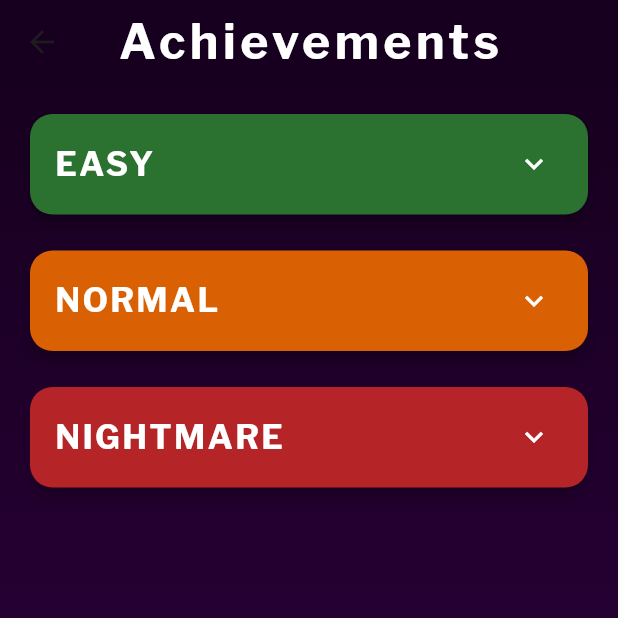
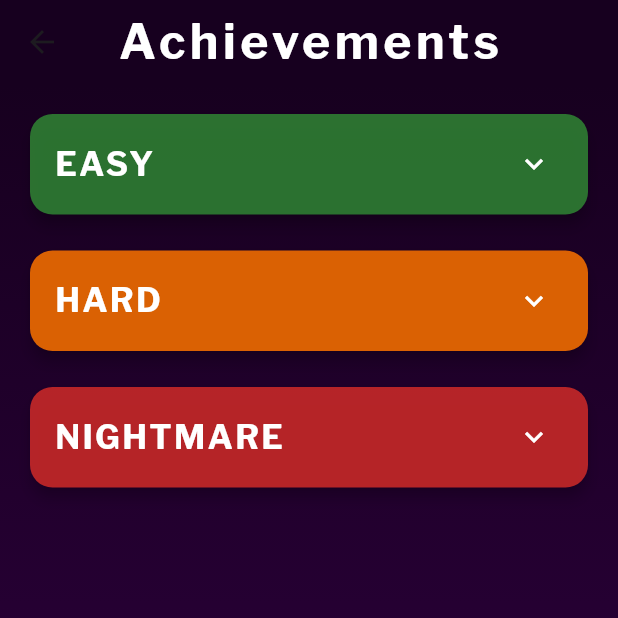
Before and after one commit to AnweyArc/Lexiconic, a Flutter app: the screen it shows after launch, after a tap on "Achievements", on a phone screen of 412 x 824 dp, the top half of it. Run offline on Flutter 3.47's test engine with Material 3 defaults, Android fonts, the phone set to English and light mode, and no system bars; our stand-ins replace just_audio, shared_preferences.

Commit message:
achievements function done

```diff
--- a/lib/achievements.dart
+++ b/lib/achievements.dart
@@ -1,5 +1,6 @@
 import 'package:flutter/material.dart';
 import 'package:shared_preferences/shared_preferences.dart';
+import 'data_info.dart';
 
 class AchievementsScreen extends StatefulWidget {
   @override
@@ -9,7 +10,7 @@ class AchievementsScreen extends StatefulWidget {
 class _AchievementsScreenState extends State<AchievementsScreen> {
   Map<String, List<Map<String, dynamic>>> achievements = {
     "Easy": [
-      {"title": "Nice Guessing!", "threshold": 1, "unlocked": false},
+      {"title": "Nice Guessing!", "threshold": 5, "unlocked": false},
       {
         "title": "Woah, you're pretty good at this!",
         "threshold": 50,
@@ -19,8 +20,8 @@ class _AchievementsScreenState extends State<AchievementsScreen> {
       {"title": "You're Getting There!", "threshold": 250, "unlocked": false},
       {"title": "???", "threshold": 500, "unlocked": false},
     ],
-    "Normal": [
-      {"title": "Nice Guessing!", "threshold": 15, "unlocked": false},
+    "Hard": [
+      {"title": "Nice Guessing!", "threshold": 5, "unlocked": false},
       {
         "title": "Woah, you're pretty good at this!",
         "threshold": 50,
@@ -31,7 +32,7 @@ class _AchievementsScreenState extends State<AchievementsScreen> {
       {"title": "???", "threshold": 500, "unlocked": false},
     ],
     "Nightmare": [
-      {"title": "Nice Guessing!", "threshold": 1, "unlocked": false},
+      {"title": "Nice Guessing!", "threshold": 5, "unlocked": false},
       {
         "title": "Woah, you're pretty good at this!",
         "threshold": 50,
@@ -47,7 +48,7 @@ class _AchievementsScreenState extends State<AchievementsScreen> {
     switch (difficulty) {
       case 'Easy':
         return Colors.green.shade800;
-      case 'Normal':
+      case 'Hard':
         return Colors.orange.shade800;
       case 'Nightmare':
         return Colors.red.shade800;
@@ -59,33 +60,49 @@ class _AchievementsScreenState extends State<AchievementsScreen> {
   @override
   void initState() {
     super.initState();
-    _loadAchievements();
+    _initializeAchievements();
   }
 
-  Future<void> _loadAchievements() async {
-    final prefs = await SharedPreferences.getInstance();
-    setState(() {
-      achievements.forEach((category, achievementList) {
-        int guessedWords = prefs.getInt('${category}_guessedWords') ?? 0;
-        for (var achievement in achievementList) {
-          achievement["unlocked"] =
-              prefs.getBool('${category}_${achievement["title"]}') ??
-              (guessedWords >= achievement["threshold"]);
-        }
-      });
-    });
+  Future<void> _initializeAchievements() async {
+    await loadGuessedWords(); // Ensure guessed words are loaded
+    await _loadAchievementStates();
   }
 
-  Future<void> _saveAchievements() async {
+  Future<void> _loadAchievementStates() async {
     final prefs = await SharedPreferences.getInstance();
-    achievements.forEach((category, achievementList) {
+
+    // Process each category sequentially
+    for (var category in achievements.keys.toList()) {
+      final achievementList = achievements[category]!;
+      final guessedWordsCount = _getGuessedCountForCategory(category);
+
       for (var achievement in achievementList) {
-        prefs.setBool(
-          '${category}_${achievement["title"]}',
-          achievement["unlocked"],
-        );
+        final key = 'achv_${category}_${achievement["title"]}';
+        final previouslyUnlocked = prefs.getBool(key) ?? false;
+        final thresholdReached = guessedWordsCount >= achievement["threshold"];
+
+        achievement["unlocked"] = previouslyUnlocked || thresholdReached;
+
+        if (!previouslyUnlocked && thresholdReached) {
+          await prefs.setBool(key, true);
         }
-    });
+      }
+    }
+
+    if (mounted) setState(() {});
+  }
+
+  int _getGuessedCountForCategory(String category) {
+    switch (category) {
+      case 'Easy':
+        return easyGuessedWords.length;
+      case 'Hard':
+        return hardGuessedWords.length;
+      case 'Nightmare':
+        return nightmareGuessedWords.length;
+      default:
+        return 0;
+    }
   }
 
   @override
@@ -119,9 +136,12 @@ class _AchievementsScreenState extends State<AchievementsScreen> {
         child: ListView(
           padding: EdgeInsets.all(16.0),
           children:
-              achievements.entries.map((entry) {
-                return _buildAchievementCategory(entry.key, entry.value);
-              }).toList(),
+              achievements.entries
+                  .map(
+                    (entry) =>
+                        _buildAchievementCategory(entry.key, entry.value),
+                  )
+                  .toList(),
         ),
       ),
     );
@@ -155,23 +175,32 @@ class _AchievementsScreenState extends State<AchievementsScreen> {
             ),
           ),
           children:
-              achievementList.map((achievement) {
+              achievementList
+                  .map(
+                    (achievement) =>
+                        _buildAchievementItem(category, achievement),
+                  )
+                  .toList(),
+        ),
+      ),
+    );
+  }
+
+  Widget _buildAchievementItem(
+    String category,
+    Map<String, dynamic> achievement,
+  ) {
+    final currentCount = _getGuessedCountForCategory(category);
+    final progress = currentCount / achievement["threshold"];
+
     return Padding(
-                  padding: const EdgeInsets.symmetric(
-                    horizontal: 16.0,
-                    vertical: 8.0,
-                  ),
+      padding: const EdgeInsets.symmetric(horizontal: 16.0, vertical: 8.0),
       child: Card(
         elevation: 2,
-                    shape: RoundedRectangleBorder(
-                      borderRadius: BorderRadius.circular(12),
-                    ),
+        shape: RoundedRectangleBorder(borderRadius: BorderRadius.circular(12)),
         color: Colors.grey[900]!.withOpacity(0.6),
         child: ListTile(
-                      contentPadding: EdgeInsets.symmetric(
-                        horizontal: 20,
-                        vertical: 12,
-                      ),
+          contentPadding: EdgeInsets.symmetric(horizontal: 20, vertical: 12),
           leading: Icon(
             achievement["unlocked"]
                 ? Icons.check_circle
@@ -198,7 +227,8 @@ class _AchievementsScreenState extends State<AchievementsScreen> {
               ClipRRect(
                 borderRadius: BorderRadius.circular(4),
                 child: LinearProgressIndicator(
-                              value: achievement["unlocked"] ? 1.0 : 0.0,
+                  value:
+                      achievement["unlocked"] ? 1.0 : progress.clamp(0.0, 1.0),
                   backgroundColor: Colors.grey[800],
                   valueColor: AlwaysStoppedAnimation<Color>(
                     _getDifficultyColor(category),
@@ -208,11 +238,24 @@ class _AchievementsScreenState extends State<AchievementsScreen> {
               ),
               SizedBox(height: 4),
               Text(
-                            "${achievement["threshold"]} Guessed",
+                "${currentCount.clamp(0, achievement["threshold"])}/${achievement["threshold"]} Guessed",
                 style: TextStyle(
                   color: Colors.white70,
                   fontSize: 14,
                   fontFamily: 'LibreFranklin',
+                ),
+              ),
+              if (achievement["unlocked"])
+                Padding(
+                  padding: const EdgeInsets.only(top: 4.0),
+                  child: Text(
+                    "Achievement Unlocked!",
+                    style: TextStyle(
+                      color: Colors.greenAccent.shade400,
+                      fontSize: 12,
+                      fontWeight: FontWeight.bold,
+                      fontFamily: 'LibreFranklin',
+                    ),
                   ),
                 ),
             ],
@@ -228,9 +271,5 @@ class _AchievementsScreenState extends State<AchievementsScreen> {
         ),
       ),
     );
-              }).toList(),
-        ),
-      ),
-    );
   }
 }
```
Lines whose indentation alone changed are shown as unchanged.
